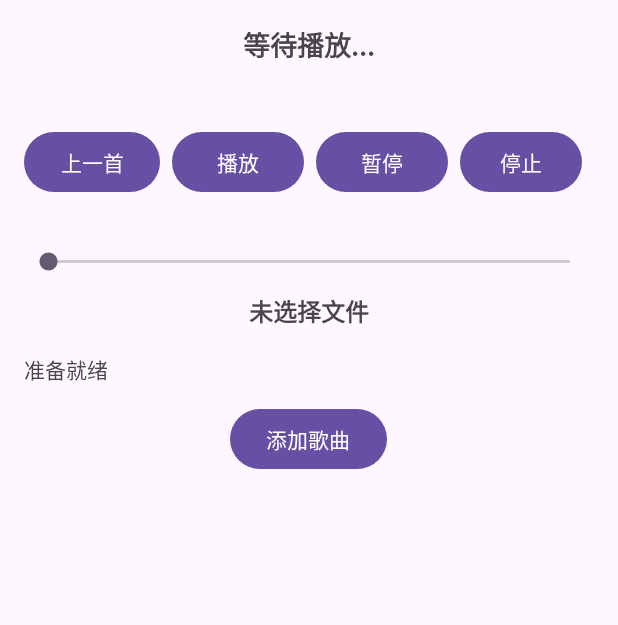
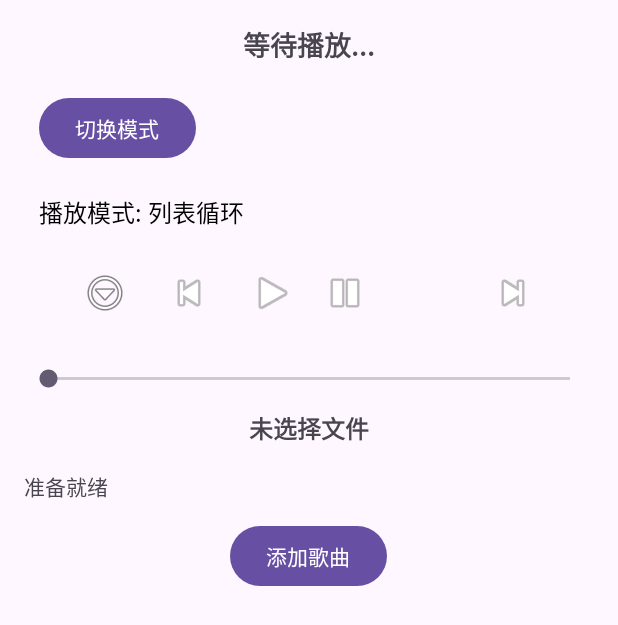
Before and after one commit to Kriemseeley/MusicPlayer, an Android app: the screen it shows after launch (MainActivity), on a phone screen of 412 x 824 dp. Shown: the top 625 px of the screen. Run offline under Robolectric (Android 15) with nearby library versions, the phone set to English and light mode, and no system bars.

Commit message:
add switch mode function

```diff
--- a/app/src/main/java/com/example/myapplication/MainActivity.java
+++ b/app/src/main/java/com/example/myapplication/MainActivity.java
@@ -18,6 +18,8 @@ import android.util.Log;
 import android.view.View;
 import android.widget.ArrayAdapter;
 import android.widget.Button;
+import android.widget.ImageButton;
+import android.widget.PopupMenu;
 import android.widget.TextView;
 
 import androidx.activity.EdgeToEdge;
@@ -34,6 +36,7 @@ import java.io.IOException;
 import java.text.BreakIterator;
 import java.text.SimpleDateFormat;
 import java.util.ArrayList;
+import java.util.Collections;
 import java.util.Date;
 import java.util.HashMap;
 import java.util.List;
@@ -41,94 +44,6 @@ import java.util.Locale;
 import java.util.Map;
 import java.util.Random;
 
-//// MainActivity.java
-//public class MainActivity extends AppCompatActivity {
-//
-//    private MediaPlayer mediaPlayer;
-//    private boolean isPlaying = false;
-//    private TextView tvStatus;
-//    private TextView tvCurrentFile;
-//
-//    @Override
-//    protected void onCreate(Bundle savedInstanceState) {
-//        super.onCreate(savedInstanceState);
-//        setContentView(R.layout.activity_main);
-//
-//        // 初始化UI组件
-//        Button btnPlay = findViewById(R.id.btn_play);
-//        Button btnPause = findViewById(R.id.btn_pause);
-//        Button btnStop = findViewById(R.id.btn_stop);
-//        tvStatus = findViewById(R.id.tv_status);
-//        tvCurrentFile = findViewById(R.id.tv_current_file);
-//
-//        // 初始化MediaPlayer
-//        mediaPlayer = new MediaPlayer();
-//
-//        // 播放按钮点击事件
-//        btnPlay.setOnClickListener(new View.OnClickListener() {
-//            @Override
-//            public void onClick(View v) {
-//                if (!isPlaying) {
-//                    try {
-//                        AssetFileDescriptor fileDescriptor = getResources().openRawResourceFd(R.raw.test_audio);
-//                        mediaPlayer.setDataSource(fileDescriptor.getFileDescriptor(),
-//                                fileDescriptor.getStartOffset(),
-//                                fileDescriptor.getLength());
-//                        fileDescriptor.close();
-//
-//                        mediaPlayer.prepare();
-//                        mediaPlayer.start();
-//
-//                        isPlaying = true;
-//                        tvStatus.setText("播放中 ▶");
-//                        tvCurrentFile.setText("当前播放：测试音频.mp3");
-//
-//                    } catch (IOException e) {
-//                        e.printStackTrace();
-//                        tvStatus.setText("播放出错！");
-//                    }
-//                }
-//            }
-//        });
-//
-//        // 暂停按钮点击事件
-//        btnPause.setOnClickListener(new View.OnClickListener() {
-//            @Override
-//            public void onClick(View v) {
-//                if (isPlaying) {
-//                    mediaPlayer.pause();
-//                    isPlaying = false;
-//                    tvStatus.setText("已暂停 ⏸");
-//                }
-//            }
-//        });
-//
-//        // 停止按钮点击事件
-//        btnStop.setOnClickListener(new View.OnClickListener() {
-//            @Override
-//            public void onClick(View v) {
-//                if (isPlaying) {
-//                    mediaPlayer.stop();
-//                    mediaPlayer.reset();
-//                    isPlaying = false;
-//                    tvStatus.setText("已停止 ⏹");
-//                    tvCurrentFile.setText("未选择文件");
-//                }
-//            }
-//        });
-//    }
-//    public void Click(View v){
-//        System.out.println("dianwo Click");
-//    }
-//    @Override
-//    protected void onDestroy() {
-//        super.onDestroy();
-//        if (mediaPlayer != null) {
-//            mediaPlayer.release();
-//            mediaPlayer = null;
-//        }
-//    }
-//}
 import android.media.MediaPlayer;
 import android.os.Bundle;
 import android.os.Handler;
@@ -142,6 +57,10 @@ import androidx.recyclerview.widget.LinearLayoutManager;
 import androidx.recyclerview.widget.RecyclerView;
 
 public class MainActivity extends AppCompatActivity {
+    private enum PlayMode { LOOP, SHUFFLE, SINGLE }
+    private PlayMode currentPlayMode = PlayMode.LOOP;
+    private List<Integer> shuffleOrder = new ArrayList<>();
+    private int shuffleIndex = 0;
 
     private MediaPlayer mediaPlayer;
     private ActivityResultLauncher<Intent> filePickerLauncher;
@@ -192,11 +111,12 @@ public class MainActivity extends AppCompatActivity {
 
 
         songList = new ArrayList<>();
+        updatePlayModeText();
         seekBar = findViewById(R.id.seekBar);
         progress = findViewById(R.id.tv_current_file);
         TextView tvStatus = findViewById(R.id.tv_status);
-        prevButton = findViewById(R.id.btn_prev);
-        nextButton = findViewById(R.id.btn_next);
+        ImageButton prevButton = findViewById(R.id.btn_prev);
+        ImageButton nextButton = findViewById(R.id.btn_next);
         mediaPlayer = MediaPlayer.create(this, R.raw.test_audio);
         seekBar.setMax(mediaPlayer.getDuration());
         TextView currentSong = findViewById(R.id.tv_current_song_name);
@@ -206,6 +126,7 @@ public class MainActivity extends AppCompatActivity {
         RecyclerView songRecyclerView = findViewById(R.id.song_recycler_view);
         songRecyclerView.setLayoutManager(new LinearLayoutManager(this));
         songRecyclerView.setAdapter(songAdapter);
+        ImageButton btnMore = findViewById(R.id.btn_more);
 //        songList = new ArrayList<>();
 //
 //        注册文件选择器
@@ -268,11 +189,11 @@ public class MainActivity extends AppCompatActivity {
         findViewById(R.id.btn_pause).setOnClickListener(v -> {
             if (mediaPlayer == null) return;
 
-            if (isPlaying && playerThread != null) {
+            if (mediaPlayer.isPlaying()) {
                 mediaPlayer.pause();
                 isPlaying = false;
                 tvStatus.setText("已暂停");
-                playerThread.interrupt();
+//                playerThread.interrupt();
                 handler.removeCallbacks(updateProgressRunnable);
 
             }
@@ -312,12 +233,14 @@ public class MainActivity extends AppCompatActivity {
 
             }
         });
-
+        //menu button
+        findViewById(R.id.btn_switch_mode).setOnClickListener(v -> switchPlayMode());
     }
 
 //    private MediaPlayer mediaPlayer = new MediaPlayer();
 
     private void playSong(int position) {
+        if (position < 0 || position >= songList.size());
         Song song = songList.get(position);
         Uri uri = Uri.parse(song.getFilePath()); // 直接解析 URI
 
@@ -329,15 +252,26 @@ public class MainActivity extends AppCompatActivity {
 
             mediaPlayer = new MediaPlayer();
             mediaPlayer.setAudioStreamType(AudioManager.STREAM_MUSIC);
-
             mediaPlayer.setDataSource(this, uri); // ✅ 使用 URI 代替文件路径
             mediaPlayer.prepare();
             mediaPlayer.start();
 
             TextView tv_status = findViewById(R.id.tv_status);
+            TextView currentSong = findViewById(R.id.tv_current_song_name);
+            //update current index of player
+            currentPlayingIndex = position;
 
             songAdapter.setPlayingPosition(position); // 更新 UI
             tv_status.setText("正在播放：" + song.getName());
+            currentSong.setText(song.getName());
+
+            //when click the music in player will init the seekbar to update the progress
+            seekBar.setMax(mediaPlayer.getDuration());
+            seekBar.setProgress(0);
+            handler.post(updateProgressRunnable);
+            //when current song have done,the next will play automatically
+            mediaPlayer.setOnCompletionListener(mp -> playNext());
+            isPlaying = true;
 
         } catch (IOException e) {
             e.printStackTrace();
@@ -349,23 +283,65 @@ public class MainActivity extends AppCompatActivity {
 
     private void playPrevious() {
         if (currentPlayingIndex > 0) {
-            playSong(currentPlayingIndex - 1);
+            playSong(--currentPlayingIndex);
         }
     }
 
+
     private void playNext() {
-        if (currentPlayingIndex < songList.size() - 1) {
-            playSong(currentPlayingIndex + 1);
+        if (currentPlayMode == PlayMode.SINGLE) {
+            playSong(currentPlayingIndex);
+        } else if (currentPlayMode == PlayMode.SHUFFLE) {
+            if (shuffleIndex >= shuffleOrder.size()) {
+                Collections.shuffle(shuffleOrder);
+                shuffleIndex = 0;
+            }
+            playSong(shuffleOrder.get(shuffleIndex++));
+        } else {
+            currentPlayingIndex = (currentPlayingIndex + 1) % songList.size();
+            playSong(currentPlayingIndex);
         }
+    }
+    //switch mode
+    private void switchPlayMode() {
+        if (currentPlayMode == PlayMode.LOOP) {
+            currentPlayMode = PlayMode.SHUFFLE;
+            shuffleOrder.clear();
+            for (int i = 0; i < songList.size(); i++) {
+                shuffleOrder.add(i);
+            }
+            Collections.shuffle(shuffleOrder);
+            shuffleIndex = 0;
+        } else if (currentPlayMode == PlayMode.SHUFFLE) {
+            currentPlayMode = PlayMode.SINGLE;
+        } else {
+            currentPlayMode = PlayMode.LOOP;
+        }
+        updatePlayModeText();
+    }
+
+    private void updatePlayModeText() {
+        String modeText;
+        switch (currentPlayMode) {
+            case SHUFFLE: modeText = "随机播放"; break;
+            case SINGLE: modeText = "单曲循环"; break;
+            default: modeText = "列表循环"; break;
+        }
+        TextView tv_playMode = findViewById(R.id.tv_play_mode);
+        tv_playMode.setText("播放模式: " + modeText);
+    }
+
+    private void generateShuffleOrder() {
+        shuffleOrder = new ArrayList<>();
+        for (int i = 0; i < songList.size(); i++) {
+            shuffleOrder.add(i);
+        }
+        Collections.shuffle(shuffleOrder);
+        shuffleIndex = 0;
     }
 //    private static final int REQUEST_CODE_PICK_SONG = 101;
     //添加歌曲
     private void addSong() {
-//        Song newSong = new Song("dacapo",0,"/sdcard/remusic");
-//        playlistManager.addSong(newSong);
-//        songList.add(newSong);
-//        songAdapter.updateData(songList);
-//        Toast.makeText(MainActivity.this,"歌曲已添加",Toast.LENGTH_SHORT);
         Intent intent = new Intent(Intent.ACTION_OPEN_DOCUMENT);
         intent.setType("audio/*");
         intent.addCategory(Intent.CATEGORY_OPENABLE);
@@ -402,25 +378,8 @@ public class MainActivity extends AppCompatActivity {
                 e.printStackTrace();
             }
         }
-        // 转换为秒
+
     }
-//    public String getRealPathFromURI(Uri uri) {
-//        String filePath = null;
-//        if (uri.getScheme().equals("content")) {
-//            Cursor cursor = getContentResolver().query(uri, null, null, null, null);
-//            if (cursor != null) {
-//                int index = cursor.getColumnIndex(MediaStore.Audio.Media.DATA);
-//                if (index != -1) {
-//                    cursor.moveToFirst();
-//                    filePath = cursor.getString(index);
-//                }
-//                cursor.close();
-//            }
-//        } else if (uri.getScheme().equals("file")) {
-//            filePath = uri.getPath();
-//        }
-//        return filePath;
-//    }
 public String getRealPathFromURI(Uri uri) {
     String filePath = null;
     if (uri.getScheme().equals("content")) {
@@ -540,50 +499,3 @@ public String getRealPathFromURI(Uri uri) {
         }
     }
 }
-//    private Song song = new Song("five hundred miles.mp3",101);
-//
-//    private class SongPlayer implements Runnable{
-//        @Override
-//            public void run() {
-//                String songName = song.getName();
-//                for(int i = 0;i < song.getTimeDuration();i++){
-//                    System.out.println(i+"************");
-//                    progress.setText("歌名："+ songName +"   播放进度："+i+"%");
-//                    try {
-//                        Thread.sleep(100);
-//                    }catch (Exception ex){
-//                        ex.printStackTrace();
-//
-//                    }
-//                }
-//        }
-//
-//    }
-
-//    @SuppressLint("SetTextI18n")
-//    private void updateProgressText(int milliseconds) {
-//        // 确保 songMap 包含该 Key
-//        if (!songMap.containsKey(R.raw.test_audio)) {
-////            Log.e("DEBUG", "songMap 中未找到 R.raw.dacapo 对应的歌曲名！");
-//            return;
-//        }
-////        handler.post(() -> {
-////            if (progress != null) {
-////                progress.setText(" 播放进度: " + timeFormat.format(milliseconds));
-////            } else {
-////                Log.e("DEBUG", "TextView 为空，无法更新进度！");
-////            }
-//        }
-
-//    public void onClick(View v)
-//
-//    public void Click(View v) {
-////        System.out.println("dianwo dian wo");
-//        Random rd = new Random();
-//        int i = rd.nextInt(100);
-//        String s = i + "";
-//        TextView tv = findViewById(R.id.btn_play);
-//        tv.setText(s);
-//    }
-//
-//}
--- a/app/src/main/res/layout/activity_main.xml
+++ b/app/src/main/res/layout/activity_main.xml
@@ -5,6 +5,7 @@
     android:layout_height="match_parent"
     android:orientation="vertical"
     android:padding="16dp">
+
 
     <!-- 播放状态显示 -->
     <TextView
@@ -16,53 +17,88 @@
         android:textStyle="bold"
         android:layout_gravity="center"
         android:paddingBottom="8dp"/>
+    <Button
+        android:id="@+id/btn_switch_mode"
+        android:layout_width="wrap_content"
+        android:layout_height="wrap_content"
+        android:text="切换模式"
+        android:layout_margin="10dp"
+        android:onClick="switchPlayMode" />
 
-    <!-- 播放控制按钮 -->
+    <TextView
+        android:id="@+id/tv_play_mode"
+        android:layout_width="wrap_content"
+        android:layout_height="wrap_content"
+        android:text="播放模式: 列表循环"
+        android:textSize="16sp"
+        android:textColor="@android:color/black"
+        android:layout_margin="10dp"/>
+
+
+
     <LinearLayout
         android:layout_width="match_parent"
         android:layout_height="wrap_content"
         android:orientation="horizontal"
         android:gravity="center"
-        android:layout_marginTop="16dp">
+        android:paddingVertical="8dp">
 
-        <Button
-            android:id="@+id/btn_prev"
-            android:layout_width="wrap_content"
-            android:layout_height="wrap_content"
-            android:drawableStart="@android:drawable/ic_media_previous"
-            android:text="上一首"
+        <!-- 更多操作菜单 -->
+        <ImageButton
+            android:id="@+id/btn_more"
+            android:layout_width="48dp"
+            android:layout_height="48dp"
+            android:src="@android:drawable/ic_menu_more"
+            android:contentDescription="更多操作"
+            android:background="?attr/selectableItemBackgroundBorderless"
             android:layout_marginEnd="8dp"/>
 
-        <Button
-            android:id="@+id/btn_play"
-            android:layout_width="wrap_content"
-            android:layout_height="wrap_content"
-            android:drawableStart="@drawable/is_play"
-            android:text="播放"
+        <!-- 上一首 -->
+        <ImageButton
+            android:id="@+id/btn_prev"
+            android:layout_width="48dp"
+            android:layout_height="48dp"
+            android:src="@android:drawable/ic_media_previous"
+            android:contentDescription="上一首"
+            android:background="?attr/selectableItemBackgroundBorderless"
             android:layout_marginEnd="8dp"/>
 
-        <Button
+        <!-- 播放/暂停 -->
+        <ImageButton
+            android:id="@+id/btn_play"
+            android:layout_width="48dp"
+            android:layout_height="48dp"
+            android:src="@android:drawable/ic_media_play"
+            android:contentDescription="播放"
+            android:background="?attr/selectableItemBackgroundBorderless" />
+
+        <ImageButton
             android:id="@+id/btn_pause"
-            android:layout_width="wrap_content"
-            android:layout_height="wrap_content"
-            android:drawableStart="@drawable/is_pause"
-            android:text="暂停"
-            android:layout_marginEnd="8dp"/>
+            android:layout_width="48dp"
+            android:layout_height="48dp"
+            android:background="?attr/selectableItemBackgroundBorderless"
+            android:contentDescription="暂停"
+            android:src="@android:drawable/ic_media_pause" />
 
-        <Button
+        <ImageButton
             android:id="@+id/btn_stop"
-            android:layout_width="wrap_content"
-            android:layout_height="wrap_content"
-            android:layout_marginEnd="8dp"
-            android:drawableStart="@drawable/is_stop"
-            android:text="停止" />
+            android:layout_width="48dp"
+            android:layout_height="48dp"
+            android:icon="@drawable/is_stop"
+            android:contentDescription="停止"
+            android:background="?attr/selectableItemBackgroundBorderless"
+            />
 
-        <Button
+        <!-- 下一首 -->
+        <ImageButton
             android:id="@+id/btn_next"
-            android:layout_width="wrap_content"
-            android:layout_height="wrap_content"
-            android:drawableStart="@android:drawable/ic_media_next"
-            android:text="下一首"/>
+            android:layout_width="48dp"
+            android:layout_height="48dp"
+            android:src="@android:drawable/ic_media_next"
+            android:contentDescription="下一首"
+            android:background="?attr/selectableItemBackgroundBorderless"
+            android:layout_marginStart="16dp"/>
+
     </LinearLayout>
 
     <!-- 进度条 -->
```
Also changed, not shown: app/src/main/res/drawable/ic_mode_switch.xml (added, +9 -0 lines).
